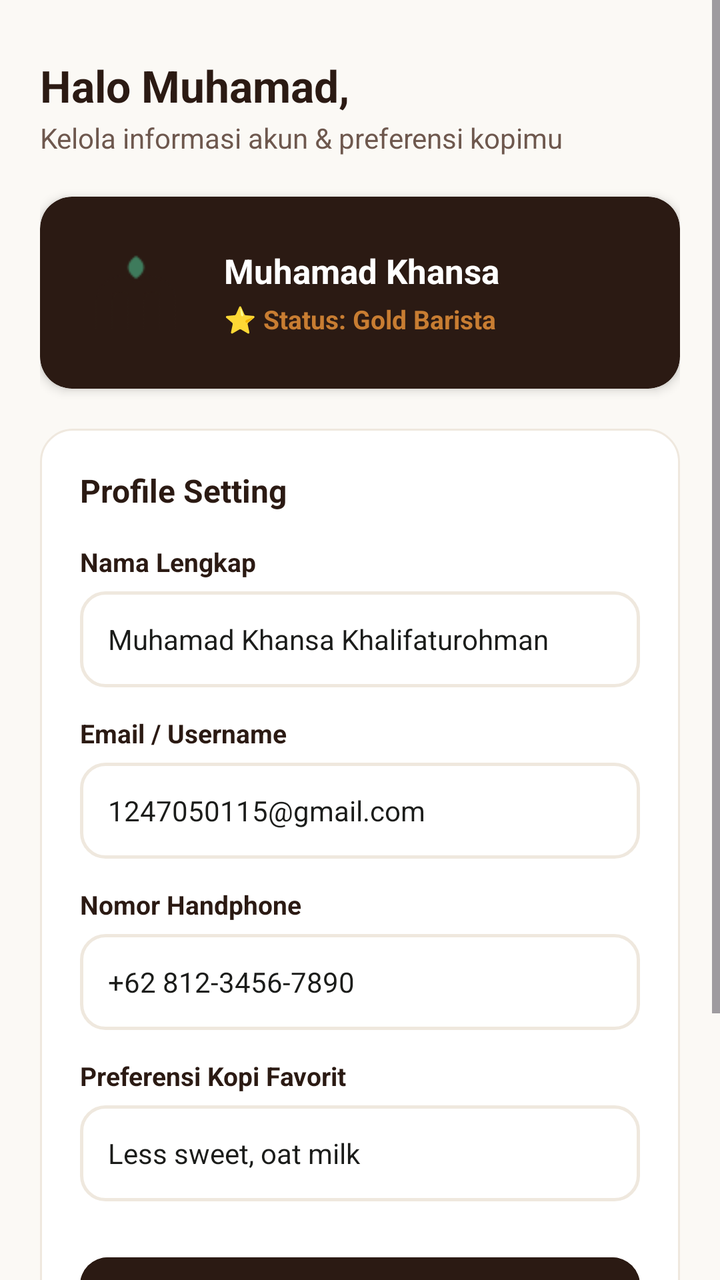
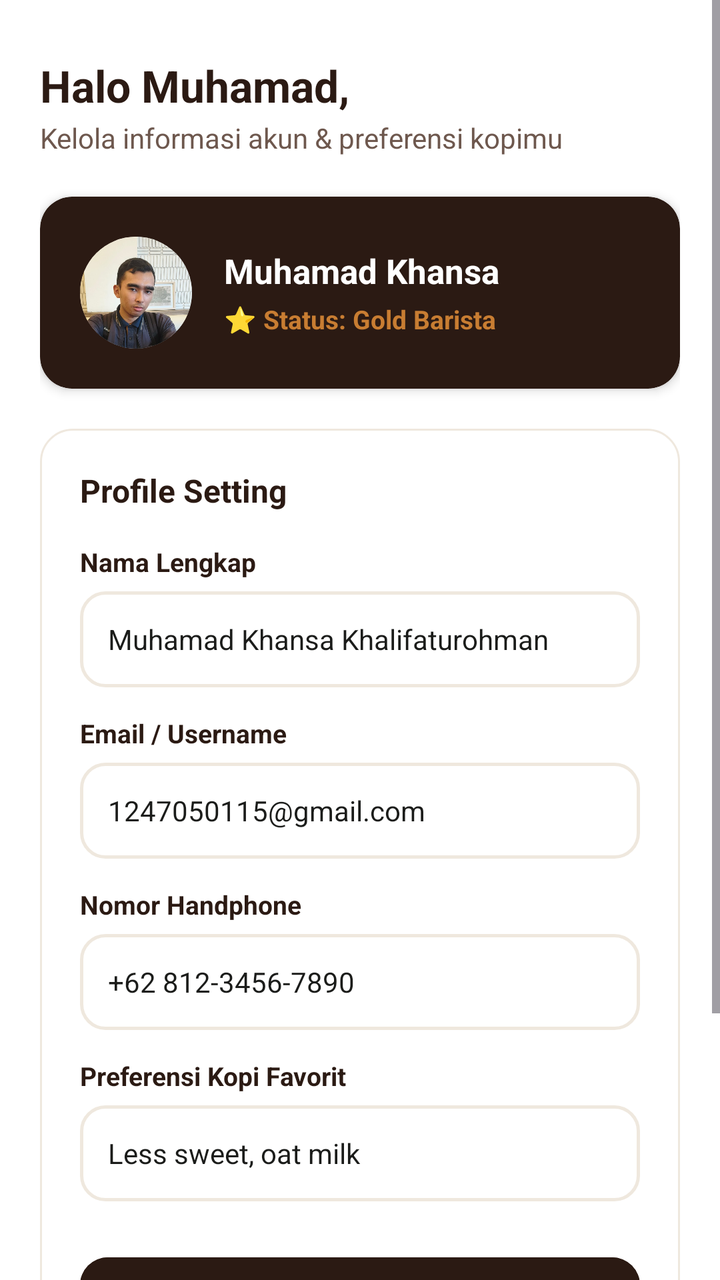

The first picture is an Android layout as it rendered before a commit; the second is the same layout after the commit. The layout source and the unified diff follow.
<!-- AndroidManifest.xml: application theme Theme.MiniKafe -->
<!-- res/layout/view_profile.xml -->
<?xml version="1.0" encoding="utf-8"?>
<ScrollView xmlns:android="http://schemas.android.com/apk/res/android"
    xmlns:app="http://schemas.android.com/apk/res-auto"
    android:layout_width="match_parent"
    android:layout_height="match_parent"
    android:background="@color/background"
    android:fillViewport="true">

    <LinearLayout
        android:layout_width="match_parent"
        android:layout_height="wrap_content"
        android:orientation="vertical"
        android:padding="20dp">

        <TextView
            android:id="@+id/tvProfileGreeting"
            android:layout_width="wrap_content"
            android:layout_height="wrap_content"
            android:layout_marginTop="8dp"
            android:text="Halo Muhamad,"
            android:textColor="@color/secondary"
            android:textSize="22sp"
            android:textStyle="bold" />

        <TextView
            android:layout_width="wrap_content"
            android:layout_height="wrap_content"
            android:layout_marginTop="2dp"
            android:text="Kelola informasi akun &amp; preferensi kopimu"
            android:textColor="@color/text_secondary"
            android:textSize="14sp" />

        
        <androidx.cardview.widget.CardView
            android:layout_width="match_parent"
            android:layout_height="wrap_content"
            android:layout_marginTop="20dp"
            app:cardBackgroundColor="@color/secondary"
            app:cardCornerRadius="16dp"
            app:cardElevation="3dp">

            <LinearLayout
                android:layout_width="match_parent"
                android:layout_height="wrap_content"
                android:gravity="center_vertical"
                android:orientation="horizontal"
                android:padding="20dp">

                <ImageView
                    android:layout_width="56dp"
                    android:layout_height="56dp"
                    android:contentDescription="Avatar"
                    android:src="@drawable/minikafe_logo_64" />

                <LinearLayout
                    android:layout_width="match_parent"
                    android:layout_height="wrap_content"
                    android:layout_marginStart="16dp"
                    android:orientation="vertical">

                    <TextView
                        android:id="@+id/tvProfileBadgeName"
                        android:layout_width="wrap_content"
                        android:layout_height="wrap_content"
                        android:text="Muhamad Khansa"
                        android:textColor="@color/white"
                        android:textSize="17sp"
                        android:textStyle="bold" />

                    <TextView
                        android:id="@+id/tvProfileStatus"
                        android:layout_width="wrap_content"
                        android:layout_height="wrap_content"
                        android:layout_marginTop="4dp"
                        android:text="⭐ Status: Gold Barista"
                        android:textColor="@color/primary"
                        android:textSize="13sp"
                        android:textStyle="bold" />
                </LinearLayout>
            </LinearLayout>
        </androidx.cardview.widget.CardView>

        
        <LinearLayout
            android:layout_width="match_parent"
            android:layout_height="wrap_content"
            android:layout_marginTop="20dp"
            android:background="@drawable/bg_card"
            android:orientation="vertical"
            android:padding="20dp">

            <TextView
                android:layout_width="wrap_content"
                android:layout_height="wrap_content"
                android:text="Profile Setting"
                android:textColor="@color/secondary"
                android:textSize="16sp"
                android:textStyle="bold" />

            
            <TextView
                android:layout_width="wrap_content"
                android:layout_height="wrap_content"
                android:layout_marginTop="16dp"
                android:text="Nama Lengkap"
                android:textColor="@color/secondary"
                android:textSize="13sp"
                android:textStyle="bold" />

            <EditText
                android:id="@+id/etProfileName"
                android:layout_width="match_parent"
                android:layout_height="48dp"
                android:layout_marginTop="6dp"
                android:background="@drawable/bg_input"
                android:inputType="textPersonName"
                android:paddingHorizontal="14dp"
                android:text="Muhamad Khansa Khalifaturohman"
                android:textColor="@color/text_primary"
                android:textSize="14sp" />

            
            <TextView
                android:layout_width="wrap_content"
                android:layout_height="wrap_content"
                android:layout_marginTop="14dp"
                android:text="Email / Username"
                android:textColor="@color/secondary"
                android:textSize="13sp"
                android:textStyle="bold" />

            <EditText
                android:id="@+id/etProfileEmail"
                android:layout_width="match_parent"
                android:layout_height="48dp"
                android:layout_marginTop="6dp"
                android:background="@drawable/bg_input"
                android:inputType="textEmailAddress"
                android:paddingHorizontal="14dp"
                android:text="1247050115@gmail.com"
                android:textColor="@color/text_primary"
                android:textSize="14sp" />

            
            <TextView
                android:layout_width="wrap_content"
                android:layout_height="wrap_content"
                android:layout_marginTop="14dp"
                android:text="Nomor Handphone"
                android:textColor="@color/secondary"
                android:textSize="13sp"
                android:textStyle="bold" />

            <EditText
                android:id="@+id/etProfilePhone"
                android:layout_width="match_parent"
                android:layout_height="48dp"
                android:layout_marginTop="6dp"
                android:background="@drawable/bg_input"
                android:inputType="phone"
                android:paddingHorizontal="14dp"
                android:text="+62 812-3456-7890"
                android:textColor="@color/text_primary"
                android:textSize="14sp" />

            
            <TextView
                android:layout_width="wrap_content"
                android:layout_height="wrap_content"
                android:layout_marginTop="14dp"
                android:text="Preferensi Kopi Favorit"
                android:textColor="@color/secondary"
                android:textSize="13sp"
                android:textStyle="bold" />

            <EditText
                android:id="@+id/etProfileCoffeePref"
                android:layout_width="match_parent"
                android:layout_height="48dp"
                android:layout_marginTop="6dp"
                android:background="@drawable/bg_input"
                android:hint="Less sweet, oat milk"
                android:inputType="text"
                android:paddingHorizontal="14dp"
                android:text="Less sweet, oat milk"
                android:textColor="@color/text_primary"
                android:textSize="14sp" />

            <com.google.android.material.button.MaterialButton
                android:id="@+id/btnProfileSave"
                android:layout_width="match_parent"
                android:layout_height="52dp"
                android:layout_marginTop="24dp"
                android:backgroundTint="@color/secondary"
                android:text="Save Perubahan"
                android:textAllCaps="false"
                android:textColor="@color/on_secondary"
                android:textSize="15sp"
                android:textStyle="bold"
                app:cornerRadius="14dp" />

        </LinearLayout>

        
        <com.google.android.material.button.MaterialButton
            android:id="@+id/btnProfileLogout"
            style="@style/Widget.Material3.Button.OutlinedButton"
            android:layout_width="match_parent"
            android:layout_height="52dp"
            android:layout_marginTop="16dp"
            android:layout_marginBottom="24dp"
            android:text="Keluar Akun"
            android:textAllCaps="false"
            android:textColor="#BA1A1A"
            android:textSize="15sp"
            android:textStyle="bold"
            app:cornerRadius="14dp"
            app:strokeColor="#FFDAD6"
            app:strokeWidth="1.5dp" />

    </LinearLayout>
</ScrollView>
<!-- resources referenced by this layout -->
<resources>
  <color name="background">#FBF9F5</color>
  <color name="on_secondary">#FFFFFF</color>
  <color name="primary">#C87D32</color>
  <color name="secondary">#2B1A13</color>
  <color name="text_primary">#1B1C1A</color>
  <color name="text_secondary">#6E584E</color>
  <color name="white">#FFFFFFFF</color>
  <!-- drawable bg_card (drawable) -->
  <?xml version="1.0" encoding="utf-8"?>
  <shape xmlns:android="http://schemas.android.com/apk/res/android"
      android:shape="rectangle">
      <solid android:color="@color/surface" />
      <corners android:radius="16dp" />
      <stroke
          android:width="1dp"
          android:color="@color/border_light" />
  </shape>
  <!-- drawable bg_input (drawable) -->
  <?xml version="1.0" encoding="utf-8"?>
  <shape xmlns:android="http://schemas.android.com/apk/res/android"
      android:shape="rectangle">
      <solid android:color="@color/surface" />
      <corners android:radius="12dp" />
      <stroke
          android:width="1.5dp"
          android:color="@color/border_light" />
  </shape>
  <!-- drawable minikafe_logo_64: png bitmap (drawable, 6686 bytes) -->
  <style name="Theme.MiniKafe" parent="Base.Theme.MiniKafe" />
  <color name="surface">#FFFFFF</color>
  <color name="border_light">#EFE8DE</color>
  <style name="Base.Theme.MiniKafe" parent="Theme.Material3.DayNight.NoActionBar">
          
          <item name="colorPrimary">@color/primary</item>
          <item name="colorOnPrimary">@color/on_primary</item>
          <item name="colorSecondary">@color/secondary</item>
          <item name="colorOnSecondary">@color/on_secondary</item>
          <item name="android:colorBackground">@color/background</item>
          <item name="colorSurface">@color/surface</item>
          <item name="android:statusBarColor">@color/background</item>
          <item name="android:windowLightStatusBar">true</item>
      </style>
  <color name="on_primary">#FFFFFF</color>
</resources>

<!-- the commit's change to res/layout/view_profile.xml (unified diff, before → after) -->
@@ -46,11 +46,19 @@
                 android:orientation="horizontal"
                 android:padding="20dp">
 
-                <ImageView
+                <androidx.cardview.widget.CardView
                     android:layout_width="56dp"
                     android:layout_height="56dp"
-                    android:contentDescription="Avatar"
-                    android:src="@drawable/minikafe_logo_64" />
+                    app:cardCornerRadius="28dp"
+                    app:cardElevation="0dp">
+
+                    <ImageView
+                        android:layout_width="match_parent"
+                        android:layout_height="match_parent"
+                        android:contentDescription="Avatar"
+                        android:scaleType="centerCrop"
+                        android:src="@drawable/profil" />
+                </androidx.cardview.widget.CardView>
 
                 <LinearLayout
                     android:layout_width="match_parent"
<!-- resource entries referenced after the edit -->
@@ -1,6 +1,6 @@
 <!-- resources referenced by this layout -->
 <resources>
-  <color name="background">#FBF9F5</color>
+  <color name="background">#FFFFFF</color>
   <color name="on_secondary">#FFFFFF</color>
   <color name="primary">#C87D32</color>
   <color name="secondary">#2B1A13</color>
@@ -27,7 +27,7 @@
           android:width="1.5dp"
           android:color="@color/border_light" />
   </shape>
-  <!-- drawable minikafe_logo_64: png bitmap (drawable, 6686 bytes) -->
+  <!-- drawable profil: jpeg bitmap (drawable, 76987 bytes) -->
   <style name="Theme.MiniKafe" parent="Base.Theme.MiniKafe" />
   <color name="surface">#FFFFFF</color>
   <color name="border_light">#EFE8DE</color>
